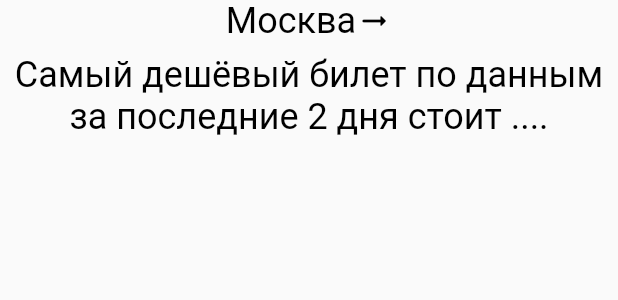
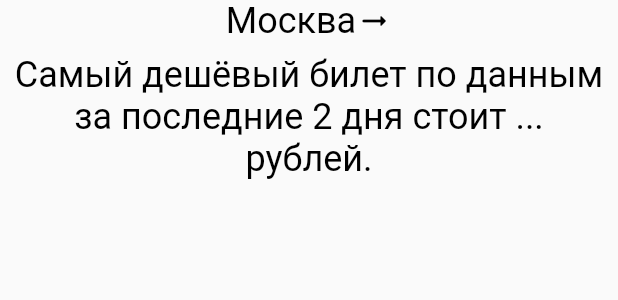
Before and after one commit to EuphoriaAbsorber/Forwarder, a Flutter app: the TicketsWidget widget shown alone on an empty page, opened directly with empty values, on a phone screen of 412 x 824 dp. Shown: the top 300 px of the screen. Run offline on Flutter 3.47's test engine with Material 2 defaults, Android fonts, the phone set to English and light mode, and no system bars; our stand-ins replace cached_network_image, connectivity, dio, fl_chart, freezed_annotation, google_maps_flutter and 4 more; accounts and stored records are empty; network calls fail.

Commit message:
add plurals

```diff
--- a/lib/city_details/detailed_page/tickets/presentation/tickets_widget.dart
+++ b/lib/city_details/detailed_page/tickets/presentation/tickets_widget.dart
@@ -61,7 +61,7 @@ class _TicketsWidgetState extends State<TicketsWidget> {
       );
   String plurals(int quantity) => Intl.plural(
       quantity,
-      zero: '...',
+      zero: '... рублей',
       one: '$quantity рубль',
       few: '$quantity рубля',
       many: '$quantity рублей',
```
